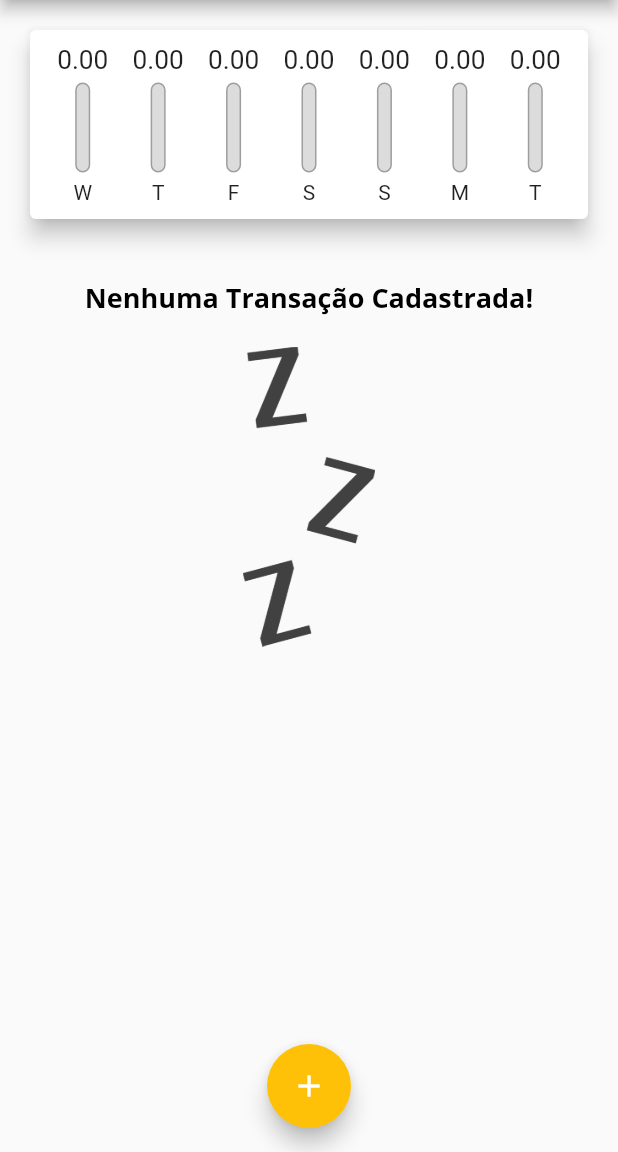
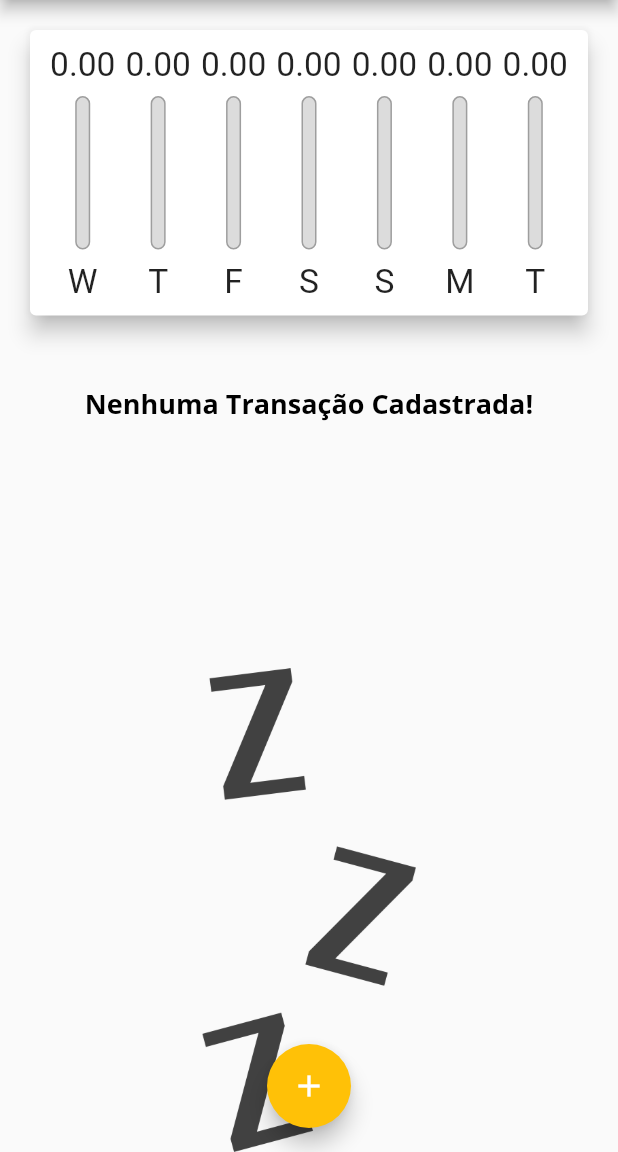
Before and after one commit to EduardaGCunha/personal_expenses, a Flutter app: the screen it shows after launch, on a phone screen of 412 x 824 dp, the part 84-1236 px from its top. Run offline on Flutter 3.47's test engine with Material 2 defaults, Android fonts, the phone set to English and light mode, and no system bars.

Commit message:
fazendo updates

```diff
--- a/lib/components/chart_bar.dart
+++ b/lib/components/chart_bar.dart
@@ -14,17 +14,19 @@ class ChartBar extends StatelessWidget {
 
   @override
   Widget build(BuildContext context) {
+    return LayoutBuilder(
+      builder: (ctx, constraints) {
         return Column(
           children: [
             SizedBox(
-          height: 20,
+              height: constraints.maxHeight * 0.15,
               child: FittedBox(
-            child: Text('${value!.toStringAsFixed(2)}'),
+                child: Text(value!.toStringAsFixed(2)),
               ),
             ),
-        const SizedBox(height: 5),
+            SizedBox(height: constraints.maxHeight * 0.05),
             SizedBox(
-          height: 60,
+              height:  constraints.maxHeight * 0.6,
               width: 10,
               child: Stack(
                 alignment: Alignment.bottomCenter,
@@ -51,9 +53,14 @@ class ChartBar extends StatelessWidget {
                 ],
               ),
             ),
-        const SizedBox(height: 5),
-        Text(label!),
+            SizedBox(height: constraints.maxHeight * 0.05,),
+            SizedBox(
+              height: constraints.maxHeight * 0.15,
+              child: FittedBox(child: Text(label!))
+            ),
           ],
         );
       }
+    );
   }
+}
--- a/lib/components/transaction_list.dart
+++ b/lib/components/transaction_list.dart
@@ -11,25 +11,30 @@ class TransactionList extends StatelessWidget {
 
   @override
   Widget build(BuildContext context) {
-    return SizedBox(
-      height: 430,
-      child: transactions.isEmpty
-          ? Column(
+    return transactions.isEmpty
+        ? LayoutBuilder(
+            builder: (ctx, constraints) {
+              return Column(
                 children: [
-                const SizedBox(height: 20),
-                Text(
+                  SizedBox(height: constraints.maxHeight * 0.05),
+                  SizedBox(
+                    height: constraints.maxHeight * 0.3,
+                    child: Text(
                       'Nenhuma Transação Cadastrada!',
-                  style: Theme.of(context).textTheme.headline6,
+                      style: Theme.of(context).textTheme.titleLarge,
                     ),
-                const SizedBox(height: 20),
+                  ),
+                  SizedBox(height: constraints.maxHeight * 0.05),
                   SizedBox(
-                  height: 200,
+                    height: constraints.maxHeight * 0.6,
                     child: Image.asset(
                       'assets/images/waiting.png',
                       fit: BoxFit.cover,
                     ),
                   ),
                 ],
+              );
+            }
           )
         : ListView.builder(
             itemCount: transactions.length,
@@ -72,7 +77,6 @@ class TransactionList extends StatelessWidget {
                 ),
               );
             },
-            ),
           );
   }
 }
--- a/lib/main.dart
+++ b/lib/main.dart
@@ -54,6 +54,7 @@ class MyHomePage extends StatefulWidget {
 
 class _MyHomePageState extends State<MyHomePage> {
   final List<Transaction> _transactions = [];
+  bool _showCart = false;
 
   List<Transaction> get _recentTransactions {
     return _transactions.where((tr) {
@@ -95,8 +96,7 @@ class _MyHomePageState extends State<MyHomePage> {
 
   @override
   Widget build(BuildContext context) {
-    return Scaffold(
-      appBar: AppBar(
+    final appBar = AppBar(
         title: const Text('Despesas Pessoais'),
         actions: [
           IconButton(
@@ -104,13 +104,50 @@ class _MyHomePageState extends State<MyHomePage> {
             onPressed: () => _openTransactionFormModal(context),
           ),
         ],
-      ),
+      );
+
+    final availableHeight = MediaQuery.of(context).size.height -
+      appBar.preferredSize.height - MediaQuery.of(context).padding.top;
+
+    bool isLandscape = MediaQuery.of(context).orientation == Orientation.landscape;
+
+    return Scaffold(
+      appBar: appBar,
       body: SingleChildScrollView(
         child: Column(
           crossAxisAlignment: CrossAxisAlignment.stretch,
           children: [
-            Chart(_recentTransactions),
-            TransactionList(_transactions, _removeTransaction),
+            Visibility(
+              visible: isLandscape,
+              child: Row(
+                mainAxisAlignment: MainAxisAlignment.center,
+                children: [
+                  const Text('Exibir Gráfico'),
+                  Switch(
+                    value: _showCart,
+                    onChanged: (value) {
+                      setState(() {
+                        _showCart = value;
+                      });
+                    },
+                  ),
+                ],
+              ),
+            ),
+            Visibility(
+              visible: !isLandscape || _showCart,
+              child: SizedBox(
+                height: availableHeight* (isLandscape? 0.7 : 0.3),
+                child: Chart(_recentTransactions),
+              ),
+            ),
+            Visibility(
+              visible: !isLandscape || !_showCart,
+              child: SizedBox(
+                height: availableHeight*0.7,
+                child: TransactionList(_transactions, _removeTransaction),
+              ),
+            ),
           ],
         ),
       ),
```
Lines whose indentation alone changed are shown as unchanged.
